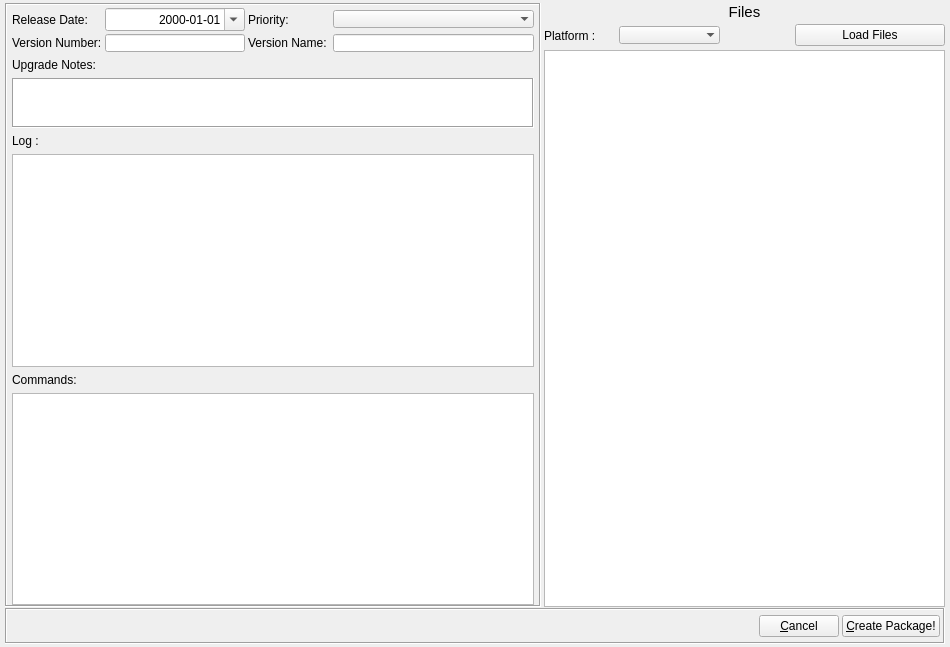
This is CreatePackage/NCreatePackage.ui in CCC-NULS/NulstarManager as Qt 5 draws it before an edit. The edited form follows.
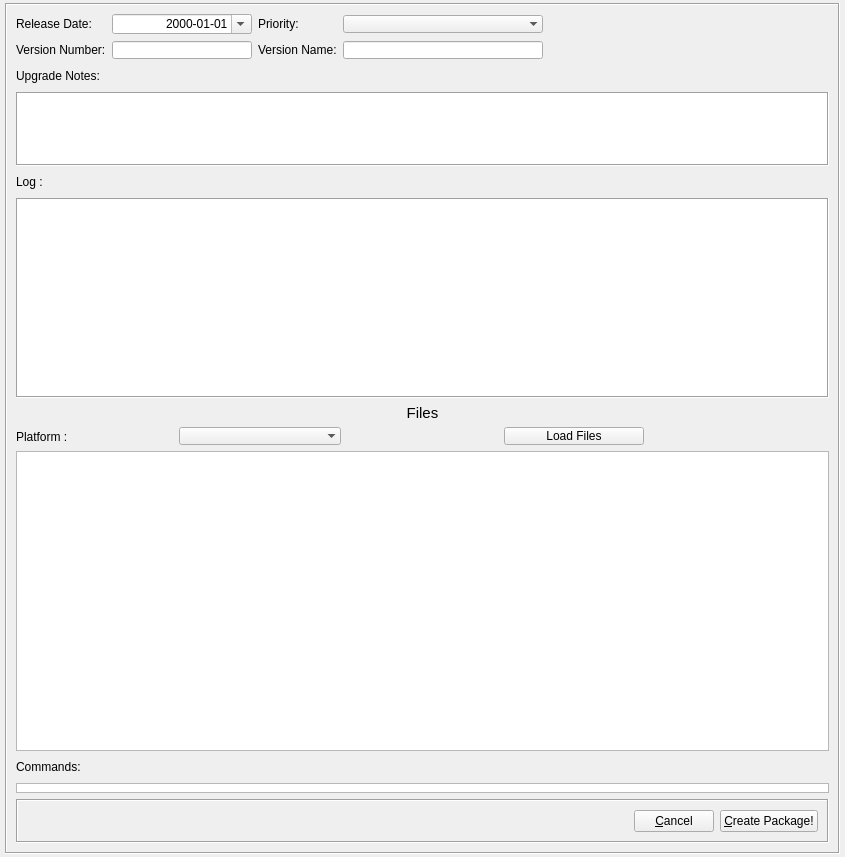
This is the edited form. Icons and pictures are not drawn.

Commit message: [UI] - Create Package new UI

What changed in the file:
```diff
--- a/CreatePackage/NCreatePackage.ui
+++ b/CreatePackage/NCreatePackage.ui
@@ -6,8 +6,8 @@
    <rect>
     <x>0</x>
     <y>0</y>
-    <width>950</width>
-    <height>647</height>
+    <width>845</width>
+    <height>857</height>
    </rect>
   </property>
   <property name="sizePolicy">
@@ -19,7 +19,13 @@
   <property name="minimumSize">
    <size>
     <width>750</width>
-    <height>350</height>
+    <height>800</height>
+   </size>
+  </property>
+  <property name="baseSize">
+   <size>
+    <width>800</width>
+    <height>800</height>
    </size>
   </property>
   <property name="windowTitle">
@@ -51,75 +57,333 @@
    <property name="verticalSpacing">
     <number>1</number>
    </property>
-   <item row="3" column="0" colspan="2">
-    <widget class="QFrame" name="frame_2">
+   <item row="1" column="0">
+    <widget class="QFrame" name="frmMain">
      <property name="frameShape">
       <enum>QFrame::Box</enum>
      </property>
      <property name="frameShadow">
       <enum>QFrame::Sunken</enum>
      </property>
-     <layout class="QHBoxLayout" name="horizontalLayout">
-      <property name="spacing">
-       <number>3</number>
-      </property>
-      <property name="leftMargin">
-       <number>3</number>
-      </property>
-      <property name="topMargin">
-       <number>5</number>
-      </property>
-      <property name="rightMargin">
-       <number>3</number>
-      </property>
-      <property name="bottomMargin">
-       <number>5</number>
-      </property>
+     <layout class="QVBoxLayout" name="verticalLayout">
       <item>
-       <spacer name="horizontalSpacer_3">
+       <layout class="QGridLayout" name="gridLayout_2">
+        <item row="0" column="0">
+         <widget class="QLabel" name="label_8">
+          <property name="text">
+           <string>Release Date:</string>
+          </property>
+         </widget>
+        </item>
+        <item row="0" column="1">
+         <widget class="QDateEdit" name="dedDate">
+          <property name="sizePolicy">
+           <sizepolicy hsizetype="Preferred" vsizetype="Fixed">
+            <horstretch>0</horstretch>
+            <verstretch>0</verstretch>
+           </sizepolicy>
+          </property>
+          <property name="minimumSize">
+           <size>
+            <width>140</width>
+            <height>18</height>
+           </size>
+          </property>
+          <property name="alignment">
+           <set>Qt::AlignRight|Qt::AlignTrailing|Qt::AlignVCenter</set>
+          </property>
+          <property name="currentSection">
+           <enum>QDateTimeEdit::YearSection</enum>
+          </property>
+          <property name="displayFormat">
+           <string>yyyy-MM-dd</string>
+          </property>
+          <property name="calendarPopup">
+           <bool>true</bool>
+          </property>
+         </widget>
+        </item>
+        <item row="0" column="2">
+         <widget class="QLabel" name="label_5">
+          <property name="text">
+           <string>Priority:</string>
+          </property>
+         </widget>
+        </item>
+        <item row="0" column="3">
+         <widget class="QComboBox" name="cbxPriority">
+          <property name="minimumSize">
+           <size>
+            <width>140</width>
+            <height>18</height>
+           </size>
+          </property>
+          <property name="maximumSize">
+           <size>
+            <width>200</width>
+            <height>18</height>
+           </size>
+          </property>
+          <property name="editable">
+           <bool>false</bool>
+          </property>
+          <property name="frame">
+           <bool>false</bool>
+          </property>
+         </widget>
+        </item>
+        <item row="0" column="4">
+         <spacer name="horizontalSpacer_5">
         <property name="orientation">
          <enum>Qt::Horizontal</enum>
         </property>
         <property name="sizeHint" stdset="0">
          <size>
-          <width>186</width>
+            <width>40</width>
           <height>20</height>
          </size>
         </property>
        </spacer>
       </item>
-      <item>
-       <widget class="QPushButton" name="pbtCancel">
+        <item row="1" column="0">
+         <widget class="QLabel" name="label_9">
         <property name="text">
-         <string>&amp;Cancel</string>
-        </property>
-        <property name="icon">
-         <iconset resource="NCreatePackage.qrc">
-          <normaloff>:/Resources/Images/Cancel.png</normaloff>:/Resources/Images/Cancel.png</iconset>
-        </property>
-        <property name="flat">
-         <bool>false</bool>
-        </property>
-       </widget>
-      </item>
-      <item>
-       <widget class="QPushButton" name="pbtCreatePackage">
-        <property name="text">
-         <string>&amp;Create Package!</string>
-        </property>
-        <property name="icon">
-         <iconset resource="NCreatePackage.qrc">
-          <normaloff>:/Resources/Images/CreatePackage.png</normaloff>:/Resources/Images/CreatePackage.png</iconset>
-        </property>
-        <property name="flat">
-         <bool>false</bool>
-        </property>
-       </widget>
-      </item>
-     </layout>
+           <string>Version Number:</string>
+          </property>
     </widget>
    </item>
    <item row="1" column="1">
+         <widget class="QLineEdit" name="ledVersion">
+          <property name="sizePolicy">
+           <sizepolicy hsizetype="Preferred" vsizetype="Fixed">
+            <horstretch>0</horstretch>
+            <verstretch>0</verstretch>
+           </sizepolicy>
+          </property>
+          <property name="minimumSize">
+           <size>
+            <width>80</width>
+            <height>18</height>
+           </size>
+          </property>
+          <property name="maximumSize">
+           <size>
+            <width>9999</width>
+            <height>18</height>
+           </size>
+          </property>
+          <property name="styleSheet">
+           <string notr="true"/>
+          </property>
+          <property name="maxLength">
+           <number>8</number>
+          </property>
+         </widget>
+        </item>
+        <item row="1" column="2">
+         <widget class="QLabel" name="label_3">
+          <property name="text">
+           <string>Version Name:</string>
+          </property>
+         </widget>
+        </item>
+        <item row="1" column="3">
+         <widget class="QLineEdit" name="ledName">
+          <property name="sizePolicy">
+           <sizepolicy hsizetype="Preferred" vsizetype="Fixed">
+            <horstretch>1</horstretch>
+            <verstretch>0</verstretch>
+           </sizepolicy>
+          </property>
+          <property name="minimumSize">
+           <size>
+            <width>120</width>
+            <height>18</height>
+           </size>
+          </property>
+          <property name="maximumSize">
+           <size>
+            <width>200</width>
+            <height>18</height>
+           </size>
+          </property>
+          <property name="styleSheet">
+           <string notr="true"/>
+          </property>
+          <property name="maxLength">
+           <number>50</number>
+          </property>
+         </widget>
+        </item>
+        <item row="1" column="4">
+         <spacer name="horizontalSpacer_4">
+          <property name="orientation">
+           <enum>Qt::Horizontal</enum>
+          </property>
+          <property name="sizeHint" stdset="0">
+           <size>
+            <width>40</width>
+            <height>20</height>
+           </size>
+          </property>
+         </spacer>
+        </item>
+       </layout>
+      </item>
+      <item>
+       <layout class="QGridLayout" name="gridLayout_3">
+        <item row="0" column="0">
+         <widget class="QLabel" name="label_7">
+          <property name="text">
+           <string>Upgrade Notes:</string>
+          </property>
+         </widget>
+        </item>
+        <item row="0" column="1">
+         <spacer name="horizontalSpacer_2">
+          <property name="orientation">
+           <enum>Qt::Horizontal</enum>
+          </property>
+          <property name="sizeHint" stdset="0">
+           <size>
+            <width>286</width>
+            <height>20</height>
+           </size>
+          </property>
+         </spacer>
+        </item>
+        <item row="1" column="0" colspan="2">
+         <widget class="QPlainTextEdit" name="txtDescription">
+          <property name="maximumSize">
+           <size>
+            <width>16777215</width>
+            <height>100</height>
+           </size>
+          </property>
+          <property name="frameShape">
+           <enum>QFrame::Box</enum>
+          </property>
+         </widget>
+        </item>
+       </layout>
+      </item>
+      <item>
+       <layout class="QGridLayout" name="gridLayout_6">
+        <item row="0" column="0">
+         <widget class="QLabel" name="lblLog">
+          <property name="text">
+           <string>Log :</string>
+          </property>
+         </widget>
+        </item>
+        <item row="0" column="1">
+         <widget class="QPushButton" name="tbtAddLog">
+          <property name="sizePolicy">
+           <sizepolicy hsizetype="Fixed" vsizetype="Fixed">
+            <horstretch>0</horstretch>
+            <verstretch>0</verstretch>
+           </sizepolicy>
+          </property>
+          <property name="maximumSize">
+           <size>
+            <width>20</width>
+            <height>20</height>
+           </size>
+          </property>
+          <property name="text">
+           <string/>
+          </property>
+          <property name="icon">
+           <iconset resource="NCreatePackage.qrc">
+            <normaloff>:/Resources/Images/Add.png</normaloff>:/Resources/Images/Add.png</iconset>
+          </property>
+          <property name="shortcut">
+           <string notr="true">Ctrl+1</string>
+          </property>
+          <property name="flat">
+           <bool>true</bool>
+          </property>
+         </widget>
+        </item>
+        <item row="0" column="2">
+         <widget class="QPushButton" name="tbtDeleteLog">
+          <property name="sizePolicy">
+           <sizepolicy hsizetype="Fixed" vsizetype="Fixed">
+            <horstretch>0</horstretch>
+            <verstretch>0</verstretch>
+           </sizepolicy>
+          </property>
+          <property name="maximumSize">
+           <size>
+            <width>20</width>
+            <height>20</height>
+           </size>
+          </property>
+          <property name="text">
+           <string/>
+          </property>
+          <property name="icon">
+           <iconset resource="NCreatePackage.qrc">
+            <normaloff>:/Resources/Images/Minus.png</normaloff>:/Resources/Images/Minus.png</iconset>
+          </property>
+          <property name="shortcut">
+           <string notr="true">Ctrl+2</string>
+          </property>
+          <property name="flat">
+           <bool>true</bool>
+          </property>
+         </widget>
+        </item>
+        <item row="0" column="3">
+         <spacer name="horizontalSpacer_7">
+          <property name="orientation">
+           <enum>Qt::Horizontal</enum>
+          </property>
+          <property name="sizeHint" stdset="0">
+           <size>
+            <width>40</width>
+            <height>20</height>
+           </size>
+          </property>
+         </spacer>
+        </item>
+        <item row="1" column="0" colspan="4">
+         <widget class="QTableView" name="tvwLog">
+          <property name="minimumSize">
+           <size>
+            <width>0</width>
+            <height>200</height>
+           </size>
+          </property>
+          <property name="frameShape">
+           <enum>QFrame::Box</enum>
+          </property>
+          <property name="selectionMode">
+           <enum>QAbstractItemView::SingleSelection</enum>
+          </property>
+          <property name="selectionBehavior">
+           <enum>QAbstractItemView::SelectRows</enum>
+          </property>
+          <property name="wordWrap">
+           <bool>false</bool>
+          </property>
+          <attribute name="horizontalHeaderDefaultSectionSize">
+           <number>80</number>
+          </attribute>
+          <attribute name="horizontalHeaderStretchLastSection">
+           <bool>true</bool>
+          </attribute>
+          <attribute name="verticalHeaderMinimumSectionSize">
+           <number>15</number>
+          </attribute>
+          <attribute name="verticalHeaderDefaultSectionSize">
+           <number>15</number>
+          </attribute>
+         </widget>
+        </item>
+       </layout>
+      </item>
+      <item>
     <layout class="QGridLayout" name="gridLayout_4">
      <property name="spacing">
       <number>0</number>
@@ -135,7 +399,7 @@
        <property name="minimumSize">
         <size>
          <width>350</width>
-         <height>0</height>
+            <height>300</height>
         </size>
        </property>
        <property name="editTriggers">
@@ -222,6 +486,12 @@
      </item>
      <item row="1" column="3" colspan="2">
       <widget class="QPushButton" name="pbtLoadFiles">
+          <property name="maximumSize">
+           <size>
+            <width>140</width>
+            <height>18</height>
+           </size>
+          </property>
        <property name="text">
         <string>Load Files</string>
        </property>
@@ -261,43 +531,90 @@
      </item>
     </layout>
    </item>
-   <item row="1" column="0">
-    <widget class="QFrame" name="frmMain">
-     <property name="frameShape">
-      <enum>QFrame::Box</enum>
-     </property>
-     <property name="frameShadow">
-      <enum>QFrame::Sunken</enum>
-     </property>
-     <layout class="QGridLayout" name="gridLayout_2">
-      <property name="leftMargin">
-       <number>5</number>
-      </property>
-      <property name="topMargin">
-       <number>3</number>
-      </property>
-      <property name="rightMargin">
-       <number>5</number>
-      </property>
-      <property name="bottomMargin">
-       <number>0</number>
-      </property>
-      <property name="spacing">
-       <number>3</number>
-      </property>
-      <item row="8" column="0" colspan="5">
+      <item>
        <layout class="QGridLayout" name="gridLayout_5">
-        <property name="horizontalSpacing">
-         <number>0</number>
+        <property name="sizeConstraint">
+         <enum>QLayout::SetMaximumSize</enum>
         </property>
-        <item row="1" column="0">
+        <item row="0" column="0">
          <widget class="QLabel" name="lblUpgradeCommand">
           <property name="text">
            <string>Commands:</string>
           </property>
          </widget>
         </item>
-        <item row="2" column="0" colspan="3">
+        <item row="0" column="1">
+         <widget class="QPushButton" name="tbtAddCommand">
+          <property name="sizePolicy">
+           <sizepolicy hsizetype="Fixed" vsizetype="Fixed">
+            <horstretch>0</horstretch>
+            <verstretch>0</verstretch>
+           </sizepolicy>
+          </property>
+          <property name="maximumSize">
+           <size>
+            <width>20</width>
+            <height>20</height>
+           </size>
+          </property>
+          <property name="text">
+           <string/>
+          </property>
+          <property name="icon">
+           <iconset resource="NCreatePackage.qrc">
+            <normaloff>:/Resources/Images/Add.png</normaloff>:/Resources/Images/Add.png</iconset>
+          </property>
+          <property name="shortcut">
+           <string notr="true">Ctrl+1</string>
+          </property>
+          <property name="flat">
+           <bool>true</bool>
+          </property>
+         </widget>
+        </item>
+        <item row="0" column="2">
+         <widget class="QPushButton" name="tbtDeleteCommand">
+          <property name="sizePolicy">
+           <sizepolicy hsizetype="Fixed" vsizetype="Fixed">
+            <horstretch>0</horstretch>
+            <verstretch>0</verstretch>
+           </sizepolicy>
+          </property>
+          <property name="maximumSize">
+           <size>
+            <width>20</width>
+            <height>20</height>
+           </size>
+          </property>
+          <property name="text">
+           <string/>
+          </property>
+          <property name="icon">
+           <iconset resource="NCreatePackage.qrc">
+            <normaloff>:/Resources/Images/Minus.png</normaloff>:/Resources/Images/Minus.png</iconset>
+          </property>
+          <property name="shortcut">
+           <string notr="true">Ctrl+2</string>
+          </property>
+          <property name="flat">
+           <bool>true</bool>
+          </property>
+         </widget>
+        </item>
+        <item row="0" column="3">
+         <spacer name="horizontalSpacer_6">
+          <property name="orientation">
+           <enum>Qt::Horizontal</enum>
+          </property>
+          <property name="sizeHint" stdset="0">
+           <size>
+            <width>40</width>
+            <height>20</height>
+           </size>
+          </property>
+         </spacer>
+        </item>
+        <item row="1" column="0" colspan="4">
          <widget class="QTableView" name="tvwUpgradeCommand">
           <property name="sizePolicy">
            <sizepolicy hsizetype="Preferred" vsizetype="Expanding">
@@ -305,6 +622,12 @@
             <verstretch>0</verstretch>
            </sizepolicy>
           </property>
+          <property name="maximumSize">
+           <size>
+            <width>16777215</width>
+            <height>10</height>
+           </size>
+          </property>
           <property name="editTriggers">
            <set>QAbstractItemView::AnyKeyPressed|QAbstractItemView::DoubleClicked|QAbstractItemView::EditKeyPressed|QAbstractItemView::SelectedClicked</set>
           </property>
@@ -358,165 +681,19 @@
           </attribute>
          </widget>
         </item>
-        <item row="1" column="1">
-         <widget class="QPushButton" name="tbtAddCommand">
-          <property name="sizePolicy">
-           <sizepolicy hsizetype="Fixed" vsizetype="Fixed">
-            <horstretch>0</horstretch>
-            <verstretch>0</verstretch>
-           </sizepolicy>
-          </property>
-          <property name="maximumSize">
-           <size>
-            <width>20</width>
-            <height>20</height>
-           </size>
-          </property>
-          <property name="text">
-           <string/>
-          </property>
-          <property name="icon">
-           <iconset resource="NCreatePackage.qrc">
-            <normaloff>:/Resources/Images/Add.png</normaloff>:/Resources/Images/Add.png</iconset>
-          </property>
-          <property name="shortcut">
-           <string notr="true">Ctrl+1</string>
-          </property>
-          <property name="flat">
-           <bool>true</bool>
-          </property>
-         </widget>
-        </item>
-        <item row="1" column="2">
-         <widget class="QPushButton" name="tbtDeleteCommand">
-          <property name="sizePolicy">
-           <sizepolicy hsizetype="Fixed" vsizetype="Fixed">
-            <horstretch>0</horstretch>
-            <verstretch>0</verstretch>
-           </sizepolicy>
-          </property>
-          <property name="maximumSize">
-           <size>
-            <width>20</width>
-            <height>20</height>
-           </size>
-          </property>
-          <property name="text">
-           <string/>
-          </property>
-          <property name="icon">
-           <iconset resource="NCreatePackage.qrc">
-            <normaloff>:/Resources/Images/Minus.png</normaloff>:/Resources/Images/Minus.png</iconset>
-          </property>
-          <property name="shortcut">
-           <string notr="true">Ctrl+2</string>
-          </property>
-          <property name="flat">
-           <bool>true</bool>
-          </property>
-         </widget>
-        </item>
-        <item row="0" column="0" colspan="3">
-         <widget class="QTableView" name="tvwLog">
-          <property name="selectionMode">
-           <enum>QAbstractItemView::SingleSelection</enum>
-          </property>
-          <property name="selectionBehavior">
-           <enum>QAbstractItemView::SelectRows</enum>
-          </property>
-          <property name="wordWrap">
-           <bool>false</bool>
-          </property>
-          <attribute name="horizontalHeaderDefaultSectionSize">
-           <number>80</number>
-          </attribute>
-          <attribute name="horizontalHeaderStretchLastSection">
-           <bool>true</bool>
-          </attribute>
-          <attribute name="verticalHeaderMinimumSectionSize">
-           <number>15</number>
-          </attribute>
-          <attribute name="verticalHeaderDefaultSectionSize">
-           <number>15</number>
-          </attribute>
-         </widget>
-        </item>
        </layout>
       </item>
-      <item row="6" column="0" colspan="5">
-       <layout class="QGridLayout" name="gridLayout_3">
-        <property name="spacing">
-         <number>0</number>
+      <item>
+       <widget class="QFrame" name="frame_2">
+        <property name="frameShape">
+         <enum>QFrame::Box</enum>
         </property>
-        <item row="0" column="2">
-         <widget class="QPushButton" name="tbtDeleteLog">
-          <property name="sizePolicy">
-           <sizepolicy hsizetype="Fixed" vsizetype="Fixed">
-            <horstretch>0</horstretch>
-            <verstretch>0</verstretch>
-           </sizepolicy>
-          </property>
-          <property name="maximumSize">
-           <size>
-            <width>20</width>
-            <height>20</height>
-           </size>
-          </property>
-          <property name="text">
-           <string/>
-          </property>
-          <property name="icon">
-           <iconset resource="NCreatePackage.qrc">
-            <normaloff>:/Resources/Images/Minus.png</normaloff>:/Resources/Images/Minus.png</iconset>
-          </property>
-          <property name="shortcut">
-           <string notr="true">Ctrl+2</string>
-          </property>
-          <property name="flat">
-           <bool>true</bool>
-          </property>
-         </widget>
-        </item>
-        <item row="0" column="1">
-         <widget class="QPushButton" name="tbtAddLog">
-          <property name="sizePolicy">
-           <sizepolicy hsizetype="Fixed" vsizetype="Fixed">
-            <horstretch>0</horstretch>
-            <verstretch>0</verstretch>
-           </sizepolicy>
-          </property>
-          <property name="maximumSize">
-           <size>
-            <width>20</width>
-            <height>20</height>
-           </size>
-          </property>
-          <property name="text">
-           <string/>
-          </property>
-          <property name="icon">
-           <iconset resource="NCreatePackage.qrc">
-            <normaloff>:/Resources/Images/Add.png</normaloff>:/Resources/Images/Add.png</iconset>
-          </property>
-          <property name="shortcut">
-           <string notr="true">Ctrl+1</string>
-          </property>
-          <property name="flat">
-           <bool>true</bool>
-          </property>
-         </widget>
-        </item>
-        <item row="0" column="0">
-         <widget class="QLabel" name="lblLog">
-          <property name="text">
-           <string>Log :</string>
-          </property>
-         </widget>
-        </item>
-       </layout>
-      </item>
-      <item row="4" column="2" colspan="3">
-       <spacer name="horizontalSpacer_2">
+        <property name="frameShadow">
+         <enum>QFrame::Sunken</enum>
+        </property>
+        <layout class="QHBoxLayout" name="horizontalLayout">
+         <item>
+          <spacer name="horizontalSpacer_3">
         <property name="orientation">
          <enum>Qt::Horizontal</enum>
         </property>
@@ -528,167 +705,35 @@
         </property>
        </spacer>
       </item>
-      <item row="5" column="0" colspan="5">
-       <widget class="QTextEdit" name="txtDescription">
-        <property name="sizePolicy">
-         <sizepolicy hsizetype="Preferred" vsizetype="Fixed">
-          <horstretch>0</horstretch>
-          <verstretch>0</verstretch>
-         </sizepolicy>
-        </property>
-        <property name="maximumSize">
-         <size>
-          <width>16777215</width>
-          <height>50</height>
-         </size>
-        </property>
-        <property name="frameShape">
-         <enum>QFrame::Box</enum>
-        </property>
-        <property name="tabChangesFocus">
-         <bool>true</bool>
-        </property>
-       </widget>
-      </item>
-      <item row="4" column="0" colspan="2">
-       <widget class="QLabel" name="label_7">
+         <item>
+          <widget class="QPushButton" name="pbtCancel">
         <property name="text">
-         <string>Upgrade Notes:</string>
-        </property>
-       </widget>
-      </item>
-      <item row="1" column="0">
-       <widget class="QLabel" name="label_8">
-        <property name="text">
-         <string>Release Date:</string>
-        </property>
-       </widget>
-      </item>
-      <item row="1" column="1">
-       <widget class="QDateEdit" name="dedDate">
-        <property name="sizePolicy">
-         <sizepolicy hsizetype="Preferred" vsizetype="Fixed">
-          <horstretch>0</horstretch>
-          <verstretch>0</verstretch>
-         </sizepolicy>
-        </property>
-        <property name="minimumSize">
-         <size>
-          <width>140</width>
-          <height>18</height>
-         </size>
-        </property>
-        <property name="alignment">
-         <set>Qt::AlignRight|Qt::AlignTrailing|Qt::AlignVCenter</set>
-        </property>
-        <property name="currentSection">
-         <enum>QDateTimeEdit::YearSection</enum>
-        </property>
-        <property name="displayFormat">
-         <string>yyyy-MM-dd</string>
-        </property>
-        <property name="calendarPopup">
-         <bool>true</bool>
-        </property>
-       </widget>
-      </item>
-      <item row="2" column="0">
-       <widget class="QLabel" name="label_9">
+            <string>&amp;Cancel</string>
+           </property>
+           <property name="icon">
+            <iconset resource="NCreatePackage.qrc">
+             <normaloff>:/Resources/Images/Cancel.png</normaloff>:/Resources/Images/Cancel.png</iconset>
+           </property>
+           <property name="flat">
+            <bool>false</bool>
+           </property>
+          </widget>
+         </item>
+         <item>
+          <widget class="QPushButton" name="pbtCreatePackage">
         <property name="text">
-         <string>Version Number:</string>
-        </property>
-       </widget>
-      </item>
-      <item row="2" column="1">
-       <widget class="QLineEdit" name="ledVersion">
-        <property name="sizePolicy">
-         <sizepolicy hsizetype="Preferred" vsizetype="Fixed">
-          <horstretch>0</horstretch>
-          <verstretch>0</verstretch>
-         </sizepolicy>
-        </property>
-        <property name="minimumSize">
-         <size>
-          <width>80</width>
-          <height>18</height>
-         </size>
-        </property>
-        <property name="maximumSize">
-         <size>
-          <width>9999</width>
-          <height>18</height>
-         </size>
-        </property>
-        <property name="styleSheet">
-         <string notr="true"/>
-        </property>
-        <property name="maxLength">
-         <number>8</number>
-        </property>
-       </widget>
-      </item>
-      <item row="1" column="4">
-       <widget class="QComboBox" name="cbxPriority">
-        <property name="minimumSize">
-         <size>
-          <width>140</width>
-          <height>18</height>
-         </size>
-        </property>
-        <property name="maximumSize">
-         <size>
-          <width>16777215</width>
-          <height>18</height>
-         </size>
-        </property>
-        <property name="editable">
+            <string>&amp;Create Package!</string>
+           </property>
+           <property name="icon">
+            <iconset resource="NCreatePackage.qrc">
+             <normaloff>:/Resources/Images/CreatePackage.png</normaloff>:/Resources/Images/CreatePackage.png</iconset>
+           </property>
+           <property name="flat">
          <bool>false</bool>
         </property>
-        <property name="frame">
-         <bool>false</bool>
-        </property>
-       </widget>
-      </item>
-      <item row="2" column="2">
-       <widget class="QLabel" name="label_3">
-        <property name="text">
-         <string>Version Name:</string>
-        </property>
-       </widget>
-      </item>
-      <item row="1" column="2">
-       <widget class="QLabel" name="label_5">
-        <property name="text">
-         <string>Priority:</string>
-        </property>
-       </widget>
-      </item>
-      <item row="2" column="4">
-       <widget class="QLineEdit" name="ledName">
-        <property name="sizePolicy">
-         <sizepolicy hsizetype="Preferred" vsizetype="Fixed">
-          <horstretch>1</horstretch>
-          <verstretch>0</verstretch>
-         </sizepolicy>
-        </property>
-        <property name="minimumSize">
-         <size>
-          <width>120</width>
-          <height>18</height>
-         </size>
-        </property>
-        <property name="maximumSize">
-         <size>
-          <width>16777215</width>
-          <height>18</height>
-         </size>
-        </property>
-        <property name="styleSheet">
-         <string notr="true"/>
-        </property>
-        <property name="maxLength">
-         <number>50</number>
-        </property>
+          </widget>
+         </item>
+        </layout>
        </widget>
       </item>
      </layout>
```
Left out of the diff: 39 changed lines with no effect on the pictures. Lines whose indentation alone changed are shown as unchanged. The commit also changes 1 other file.
